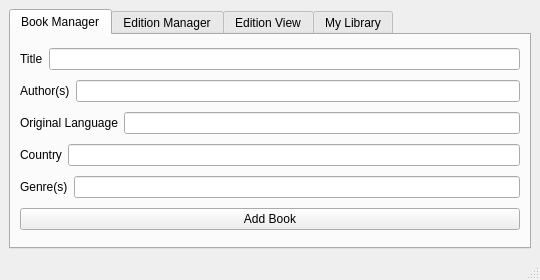
First picture: the form in mainwindow.ui, repository ahmettahacelik/reading-tracker, before the edit.
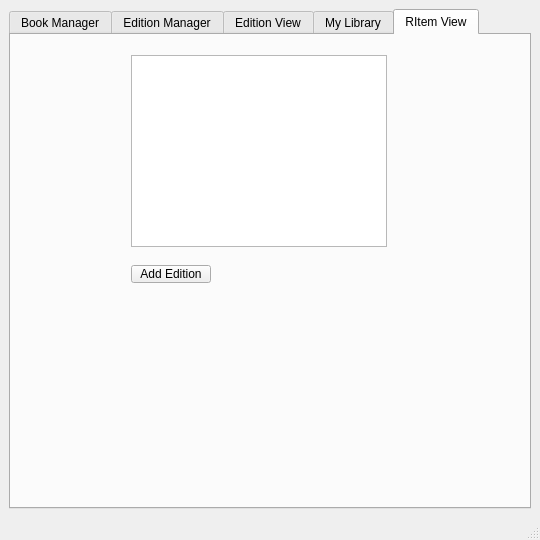
Second picture: the form after the edit.

Commit message: Added AddEdition Window and some RItemView

Diff of the .ui file:
```diff
--- a/mainwindow.ui
+++ b/mainwindow.ui
@@ -7,7 +7,7 @@
     <x>0</x>
     <y>0</y>
     <width>540</width>
-    <height>274</height>
+    <height>540</height>
    </rect>
   </property>
   <property name="windowTitle">
@@ -18,7 +18,7 @@
     <item>
      <widget class="QTabWidget" name="tabWidget">
       <property name="currentIndex">
-       <number>0</number>
+       <number>4</number>
       </property>
       <widget class="QWidget" name="tab">
        <attribute name="title">
@@ -330,6 +330,34 @@
         </item>
        </layout>
       </widget>
+      <widget class="QWidget" name="tab_5">
+       <attribute name="title">
+        <string>RItem View</string>
+       </attribute>
+       <widget class="QListView" name="listViewRItems">
+        <property name="geometry">
+         <rect>
+          <x>120</x>
+          <y>20</y>
+          <width>256</width>
+          <height>192</height>
+         </rect>
+        </property>
+       </widget>
+       <widget class="QPushButton" name="pushButtonAddEdition_2">
+        <property name="geometry">
+         <rect>
+          <x>120</x>
+          <y>230</y>
+          <width>80</width>
+          <height>18</height>
+         </rect>
+        </property>
+        <property name="text">
+         <string>Add Edition</string>
+        </property>
+       </widget>
+      </widget>
      </widget>
     </item>
    </layout>
```
The commit also changes 9 other files.
